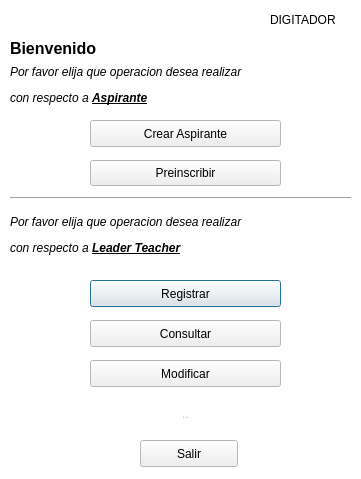
First picture: the form in SGC/Vista/VistaDigitador.ui, repository fernandosanchez1128/SGC, before the edit.
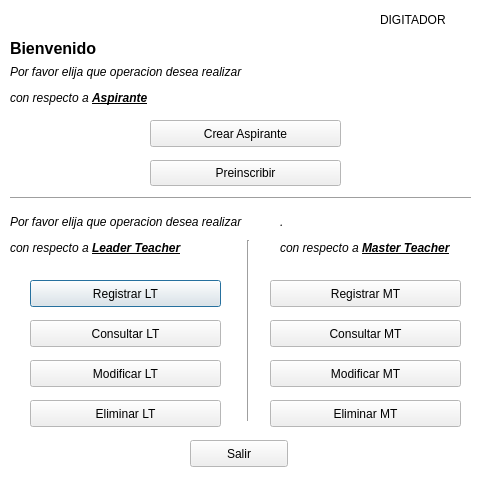
Second picture: the form after the edit.

Commit message: Agregado CRUD Master-teacher

Diff of the .ui file:
```diff
--- a/SGC/Vista/VistaDigitador.ui
+++ b/SGC/Vista/VistaDigitador.ui
@@ -6,7 +6,7 @@
    <rect>
     <x>0</x>
     <y>0</y>
-    <width>361</width>
+    <width>480</width>
     <height>479</height>
    </rect>
   </property>
@@ -100,33 +100,33 @@
   <widget class="QPushButton" name="btRegistrarLT">
    <property name="geometry">
     <rect>
-     <x>90</x>
+     <x>30</x>
      <y>280</y>
      <width>191</width>
      <height>27</height>
     </rect>
    </property>
    <property name="text">
-    <string>Registrar</string>
+    <string>Registrar LT</string>
    </property>
   </widget>
   <widget class="QPushButton" name="btConsultarLT">
    <property name="geometry">
     <rect>
-     <x>90</x>
+     <x>30</x>
      <y>320</y>
      <width>191</width>
      <height>27</height>
     </rect>
    </property>
    <property name="text">
-    <string>Consultar</string>
+    <string>Consultar LT</string>
    </property>
   </widget>
   <widget class="QPushButton" name="btAspirante">
    <property name="geometry">
     <rect>
-     <x>90</x>
+     <x>150</x>
      <y>120</y>
      <width>191</width>
      <height>27</height>
@@ -142,20 +142,20 @@
   <widget class="QPushButton" name="btModificarLT">
    <property name="geometry">
     <rect>
-     <x>90</x>
+     <x>30</x>
      <y>360</y>
      <width>191</width>
      <height>27</height>
     </rect>
    </property>
    <property name="text">
-    <string>Modificar</string>
+    <string>Modificar LT</string>
    </property>
   </widget>
   <widget class="QPushButton" name="btSalir">
    <property name="geometry">
     <rect>
-     <x>140</x>
+     <x>190</x>
      <y>440</y>
      <width>98</width>
      <height>27</height>
@@ -181,7 +181,7 @@
   <widget class="QLabel" name="label_3">
    <property name="geometry">
     <rect>
-     <x>270</x>
+     <x>380</x>
      <y>10</y>
      <width>81</width>
      <height>20</height>
@@ -194,7 +194,7 @@
   <widget class="QPushButton" name="btPreinscribir">
    <property name="geometry">
     <rect>
-     <x>90</x>
+     <x>150</x>
      <y>160</y>
      <width>191</width>
      <height>26</height>
@@ -204,40 +204,12 @@
     <string>Preinscribir</string>
    </property>
   </widget>
-  <widget class="QPushButton" name="btEliminarLT">
-   <property name="enabled">
-    <bool>false</bool>
-   </property>
-   <property name="geometry">
-    <rect>
-     <x>90</x>
-     <y>400</y>
-     <width>191</width>
-     <height>27</height>
-    </rect>
-   </property>
-   <property name="text">
-    <string>..</string>
-   </property>
-   <property name="checkable">
-    <bool>false</bool>
-   </property>
-   <property name="autoDefault">
-    <bool>false</bool>
-   </property>
-   <property name="default">
-    <bool>false</bool>
-   </property>
-   <property name="flat">
-    <bool>true</bool>
-   </property>
-  </widget>
   <widget class="Line" name="line">
    <property name="geometry">
     <rect>
      <x>10</x>
      <y>190</y>
-     <width>341</width>
+     <width>461</width>
      <height>16</height>
     </rect>
    </property>
@@ -258,6 +230,97 @@
     <string>&lt;html&gt;&lt;head/&gt;&lt;body&gt;&lt;p&gt;&lt;span style=&quot; font-style:italic;&quot;&gt;Por favor elija que operacion desea realizar&lt;/span&gt;&lt;/p&gt;&lt;p&gt;&lt;span style=&quot; font-style:italic;&quot;&gt;con respecto a &lt;/span&gt;&lt;span style=&quot; font-weight:600; font-style:italic; text-decoration: underline;&quot;&gt;Leader Teacher&lt;/span&gt;&lt;/p&gt;&lt;/body&gt;&lt;/html&gt;</string>
    </property>
   </widget>
+  <widget class="QLabel" name="label_5">
+   <property name="geometry">
+    <rect>
+     <x>280</x>
+     <y>210</y>
+     <width>191</width>
+     <height>51</height>
+    </rect>
+   </property>
+   <property name="text">
+    <string>&lt;html&gt;&lt;head/&gt;&lt;body&gt;&lt;p&gt;&lt;span style=&quot; font-style:italic;&quot;&gt;.&lt;/span&gt;&lt;/p&gt;&lt;p&gt;&lt;span style=&quot; font-style:italic;&quot;&gt;con respecto a &lt;/span&gt;&lt;span style=&quot; font-weight:600; font-style:italic; text-decoration: underline;&quot;&gt;Master  Teacher&lt;/span&gt;&lt;/p&gt;&lt;/body&gt;&lt;/html&gt;</string>
+   </property>
+  </widget>
+  <widget class="QPushButton" name="btConsultarLT_2">
+   <property name="geometry">
+    <rect>
+     <x>270</x>
+     <y>320</y>
+     <width>191</width>
+     <height>27</height>
+    </rect>
+   </property>
+   <property name="text">
+    <string>Consultar MT</string>
+   </property>
+  </widget>
+  <widget class="QPushButton" name="btModificarLT_2">
+   <property name="geometry">
+    <rect>
+     <x>270</x>
+     <y>360</y>
+     <width>191</width>
+     <height>27</height>
+    </rect>
+   </property>
+   <property name="text">
+    <string>Modificar MT</string>
+   </property>
+  </widget>
+  <widget class="QPushButton" name="btRegistrarLT_2">
+   <property name="geometry">
+    <rect>
+     <x>270</x>
+     <y>280</y>
+     <width>191</width>
+     <height>27</height>
+    </rect>
+   </property>
+   <property name="text">
+    <string>Registrar MT</string>
+   </property>
+  </widget>
+  <widget class="Line" name="line_2">
+   <property name="geometry">
+    <rect>
+     <x>240</x>
+     <y>240</y>
+     <width>16</width>
+     <height>181</height>
+    </rect>
+   </property>
+   <property name="orientation">
+    <enum>Qt::Vertical</enum>
+   </property>
+  </widget>
+  <widget class="QPushButton" name="btEliminarLT_2">
+   <property name="geometry">
+    <rect>
+     <x>270</x>
+     <y>400</y>
+     <width>191</width>
+     <height>27</height>
+    </rect>
+   </property>
+   <property name="text">
+    <string>Eliminar MT</string>
+   </property>
+  </widget>
+  <widget class="QPushButton" name="btEliminarLT">
+   <property name="geometry">
+    <rect>
+     <x>30</x>
+     <y>400</y>
+     <width>191</width>
+     <height>27</height>
+    </rect>
+   </property>
+   <property name="text">
+    <string>Eliminar LT</string>
+   </property>
+  </widget>
  </widget>
  <tabstops>
   <tabstop>btAspirante</tabstop>
```
Left out of the diff: 1 changed line with no effect on the pictures. The commit also changes 102 other files.
